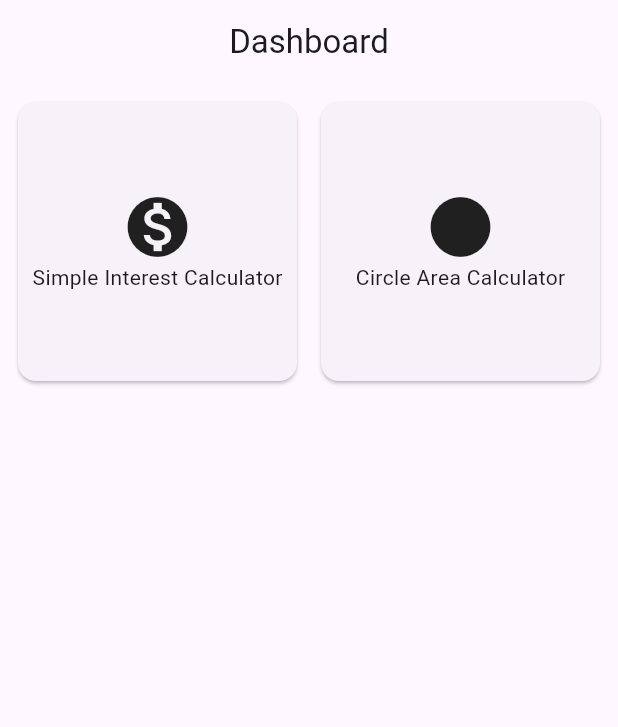
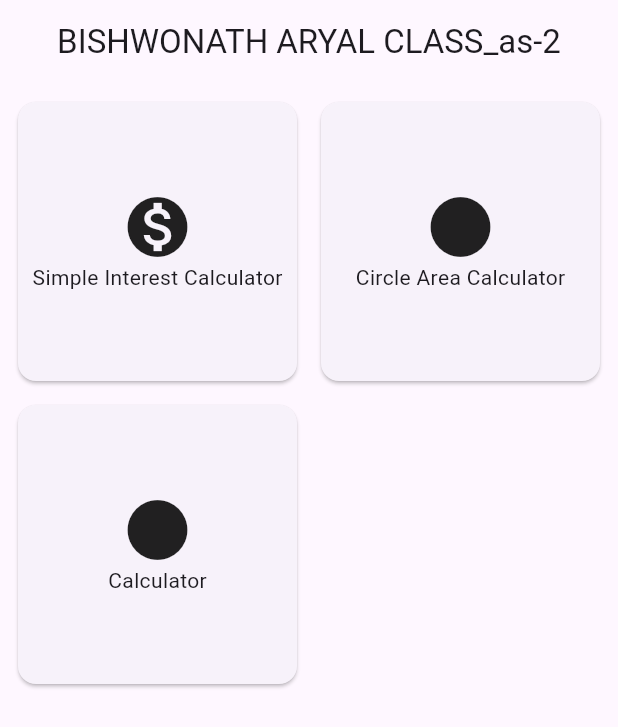
Before and after one commit to Bishwonath/ClassAssigment2, a Flutter app: the screen it shows after launch, on a phone screen of 412 x 824 dp. Shown: the top 727 px of the screen. Run offline on Flutter 3.47's test engine with Material 3 defaults, Android fonts, the phone set to English and light mode, and no system bars; our stand-ins replace bloc, flutter_bloc.

Commit message:
cubits assigmnet 1

```diff
--- a/lib/app.dart
+++ b/lib/app.dart
@@ -1,3 +1,5 @@
+import 'package:class_assignment2/cubit/Calculator.cubit.dart';
+import 'package:class_assignment2/cubit/Cirlcle_cubit.dart';
 import 'package:class_assignment2/cubit/Simpleinterest_cubit.dart';
 import 'package:class_assignment2/cubit/dashboard_cubit.dart';
 import 'package:class_assignment2/view/Dashboard_cubit.dart';
@@ -19,7 +21,8 @@ class App extends StatelessWidget {
 
         // Other cubits can be added here if necessary, but avoid duplicates
         // For example:
-        // BlocProvider(create: (context) => CircleAreaCubit()),
+        BlocProvider(create: (context) => CircleAreaCubit()),
+        BlocProvider(create: (context) => CalculatorCubit()),
       ],
       child: const MaterialApp(
         debugShowCheckedModeBanner: false,
--- a/lib/view/Calculator_cubit_view.dart
+++ b/lib/view/Calculator_cubit_view.dart
@@ -1,26 +1,6 @@
 import 'package:class_assignment2/cubit/Calculator.cubit.dart';
+import 'package:flutter/material.dart';
 import 'package:flutter_bloc/flutter_bloc.dart';
-import 'package:flutter/material.dart';
-
-void main() {
-  runApp(const MyApp());
-}
-
-class MyApp extends StatelessWidget {
-  const MyApp({super.key});
-
-  @override
-  Widget build(BuildContext context) {
-    return MaterialApp(
-      debugShowCheckedModeBanner: false,
-      title: 'Calculator',
-      home: BlocProvider(
-        create: (_) => CalculatorCubit(),
-        child: const CalculatorView(),
-      ),
-    );
-  }
-}
 
 class CalculatorView extends StatelessWidget {
   const CalculatorView({super.key});
@@ -40,6 +20,7 @@ class CalculatorView extends StatelessWidget {
         child: Column(
           mainAxisAlignment: MainAxisAlignment.center,
           children: [
+            // First input field
             TextField(
               controller: num1Controller,
               decoration: const InputDecoration(
@@ -49,6 +30,8 @@ class CalculatorView extends StatelessWidget {
               keyboardType: TextInputType.number,
             ),
             const SizedBox(height: 16),
+
+            // Second input field
             TextField(
               controller: num2Controller,
               decoration: const InputDecoration(
@@ -58,6 +41,8 @@ class CalculatorView extends StatelessWidget {
               keyboardType: TextInputType.number,
             ),
             const SizedBox(height: 24),
+
+            // BlocBuilder to listen for changes in result
             BlocBuilder<CalculatorCubit, double>(
               builder: (context, result) {
                 return Text(
@@ -70,6 +55,8 @@ class CalculatorView extends StatelessWidget {
               },
             ),
             const SizedBox(height: 24),
+
+            // Button actions
             Wrap(
               spacing: 8,
               runSpacing: 8,
@@ -106,7 +93,8 @@ class CalculatorView extends StatelessWidget {
                       context.read<CalculatorCubit>().divide(num1, num2);
                     } else {
                       ScaffoldMessenger.of(context).showSnackBar(
-                        const SnackBar(content: Text('Division by zero is not allowed!')),
+                        const SnackBar(
+                            content: Text('Division by zero is not allowed!')),
                       );
                     }
                   },
--- a/lib/view/Dashboard_cubit.dart
+++ b/lib/view/Dashboard_cubit.dart
@@ -9,7 +9,7 @@ class DashboardView extends StatelessWidget {
   Widget build(BuildContext context) {
     return Scaffold(
       appBar: AppBar(
-        title: const Text('Dashboard'),
+        title: const Text('BISHWONATH ARYAL CLASS_as-2'),
         centerTitle: true,
       ),
       body: GridView(
@@ -50,6 +50,20 @@ class DashboardView extends StatelessWidget {
               ),
             ),
           ),
+          Card(
+            child: InkWell(
+              onTap: () {
+                context.read<DashboardCubit>().openCalculatorView(context);
+              },
+              child: Column(
+                mainAxisAlignment: MainAxisAlignment.center,
+                children: const <Widget>[
+                  Icon(Icons.circle, size: 48),
+                  Text('Calculator'),
+                ],
+              ),
+            ),
+          ),
         ],
       ),
     );
```
Also changed, not shown: lib/cubit/Calculator.cubit.dart (+10 -17 lines).
